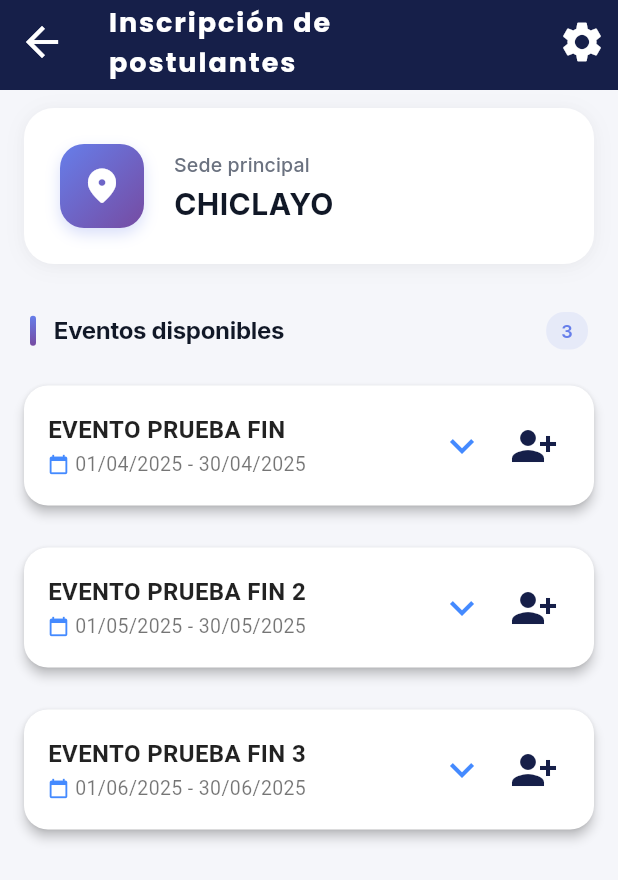
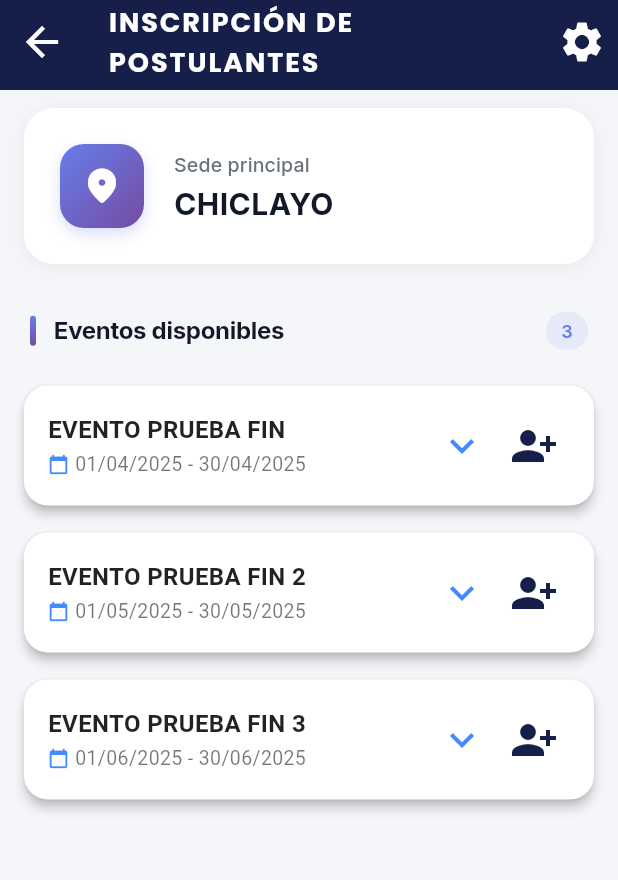
Before and after one commit to FabrizioOMG7/YoContrato, a Flutter app: the RegisterApplicantPage screen opened directly, on a phone screen of 412 x 824 dp. Shown: the top 880 px of the screen. Run offline on Flutter 3.47's test engine with Material 3 defaults, Android fonts, the phone set to English and light mode, and no system bars; our stand-ins replace bloc, equatable, flutter_bloc, google_fonts.

Commit message:
Tamaño y cambios de algunas cosas en register aplicant
Cambios

```diff
--- a/lib/presentation/pages/register_applicant_page.dart
+++ b/lib/presentation/pages/register_applicant_page.dart
@@ -60,7 +60,7 @@ class _RegisterApplicantPageState extends State<RegisterApplicantPage> {
 
     return Scaffold(
       appBar: AppTopBar(
-        title: 'Inscripción de postulantes',
+        title: 'INSCRIPCIÓN DE POSTULANTES',
         actions: [
           SettingsButton(
             isDarkMode: isDarkMode,
@@ -276,7 +276,7 @@ class _RegisterApplicantPageState extends State<RegisterApplicantPage> {
             Expanded(
               child: ListView.separated(
                 itemCount: eventos.length,
-                separatorBuilder: (context, index) => const SizedBox(height: 12), // Separación consistente
+                separatorBuilder: (context, index) => const SizedBox(height: 2), // Separación consistente
                 itemBuilder: (context, index) {
                   final evento = eventos[index];
                   return EventCard(
```
